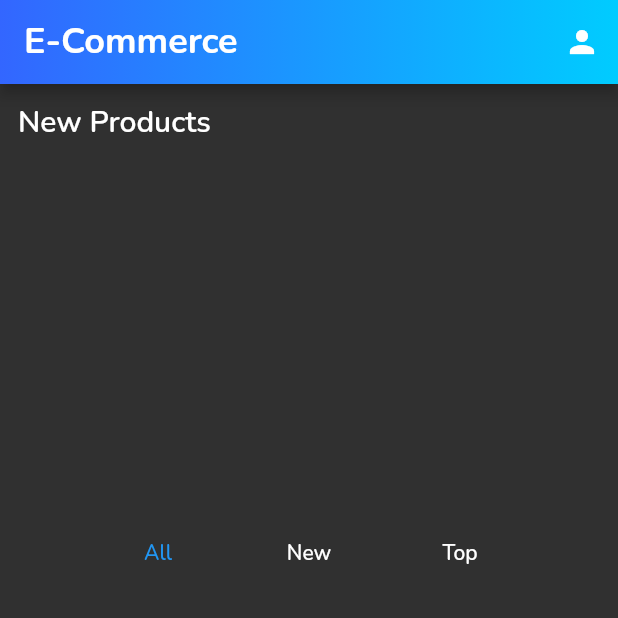
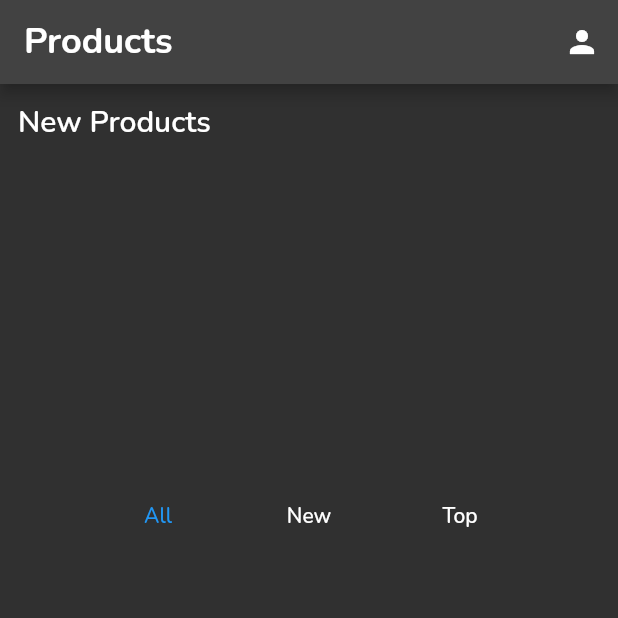
Before and after one commit to kpirabaharan/Tech-Trendz, a Flutter app: the screen it shows after launch, on a phone screen of 412 x 824 dp, the top half of it. Run offline on Flutter 3.47's test engine with Material 2 defaults, Android fonts, the phone set to English and light mode, and no system bars; drawn by our look-alikes of carousel_slider; our stand-ins replace flutter_dotenv, shared_preferences; accounts and stored records are empty; network calls fail.

Commit message:
Mobile: Added Tabs
Signed-off-by: Keeshigan Pirabaharan <kpirabaharan3@gmail.com>

```diff
--- a/mobile_app/lib/main.dart
+++ b/mobile_app/lib/main.dart
@@ -1,13 +1,13 @@
 import 'package:flutter/material.dart';
+import 'package:flutter_dotenv/flutter_dotenv.dart';
 import 'package:provider/provider.dart';
-import 'package:flutter_dotenv/flutter_dotenv.dart';
 
 import './providers/auth.dart';
 import './providers/products.dart';
 import './providers/orders.dart';
-import 'screens/product_screen.dart';
-import 'screens/auth_screen.dart';
-import 'screens/cart_screen.dart';
+import './screens/tabs_screen.dart';
+import './screens/product_screen.dart';
+import './screens/auth_screen.dart';
 
 Future<void> main() async {
   await dotenv.load();
@@ -78,13 +78,12 @@ class MyApp extends StatelessWidget {
           ),
           themeMode: ThemeMode.dark,
           home: auth.isAuth
-              ? ProductScreen()
+              ? TabsScreen()
               : FutureBuilder(
                   future: auth.tryAutoLogin(),
                   builder: (context, snapshot) => ProductScreen(),
                 ),
           routes: {
-            CartScreen.routeName: (ctx) => CartScreen(),
             AuthScreen.routeName: (ctx) => AuthScreen(),
           },
         ),
--- a/mobile_app/lib/screens/product_screen.dart
+++ b/mobile_app/lib/screens/product_screen.dart
@@ -85,44 +85,19 @@ class _ProductScreenState extends State<ProductScreen> {
     return FutureBuilder(
       future: Future.wait([_productCarouselFuture, _productFuture]),
       builder: (context, snapshot) => Scaffold(
-        appBar: AppBar(
-          title: const Text('E-Commerce'),
-          flexibleSpace: Container(
-            decoration: const BoxDecoration(
-              gradient: LinearGradient(
-                  colors: [
-                    Color(0xFF3366FF),
-                    Color(0xFF00CCFF),
-                  ],
-                  begin: FractionalOffset(0.0, 0.0),
-                  end: FractionalOffset(1.0, 0.0),
-                  stops: [0.0, 1.0],
-                  tileMode: TileMode.clamp),
-            ),
-          ),
-          actions: [
-            if (isAuth)
-              IconButton(
-                onPressed: () => {
-                  Navigator.of(context).pushNamed(CartScreen.routeName),
-                },
-                icon: Icon(Icons.shopping_cart),
-              ),
-            isAuth
-                ? IconButton(
+        appBar: !isAuth
+            ? AppBar(
+                title: const Text('Products'),
+                actions: [
+                  IconButton(
                     onPressed: () => {
                       Navigator.of(context).pushNamed(AuthScreen.routeName),
                     },
-                    icon: Icon(Icons.logout),
-                  )
-                : IconButton(
-                    onPressed: () => {
-                      Navigator.of(context).pushNamed(AuthScreen.routeName),
-                    },
-                    icon: Icon(Icons.person),
+                    icon: const Icon(Icons.person),
                   ),
-          ],
-        ),
+                ],
+              )
+            : null,
         body: Column(
           crossAxisAlignment: CrossAxisAlignment.start,
           children: [
@@ -133,8 +108,8 @@ class _ProductScreenState extends State<ProductScreen> {
                 style: Theme.of(context).textTheme.titleMedium,
               ),
             ),
-            Container(
-              height: 250,
+            SizedBox(
+              height: 225,
               child: Stack(
                 children: [
                   ProductCarousel(products: carouselProducts),
```
Also changed, not shown: mobile_app/lib/providers/auth.dart (+9 -0 lines), mobile_app/lib/screens/cart_screen.dart (+11 -25 lines), mobile_app/lib/screens/tabs_screen.dart (added, +90 -0 lines), mobile_app/lib/widgets/cart_item.dart (+25 -8 lines).
